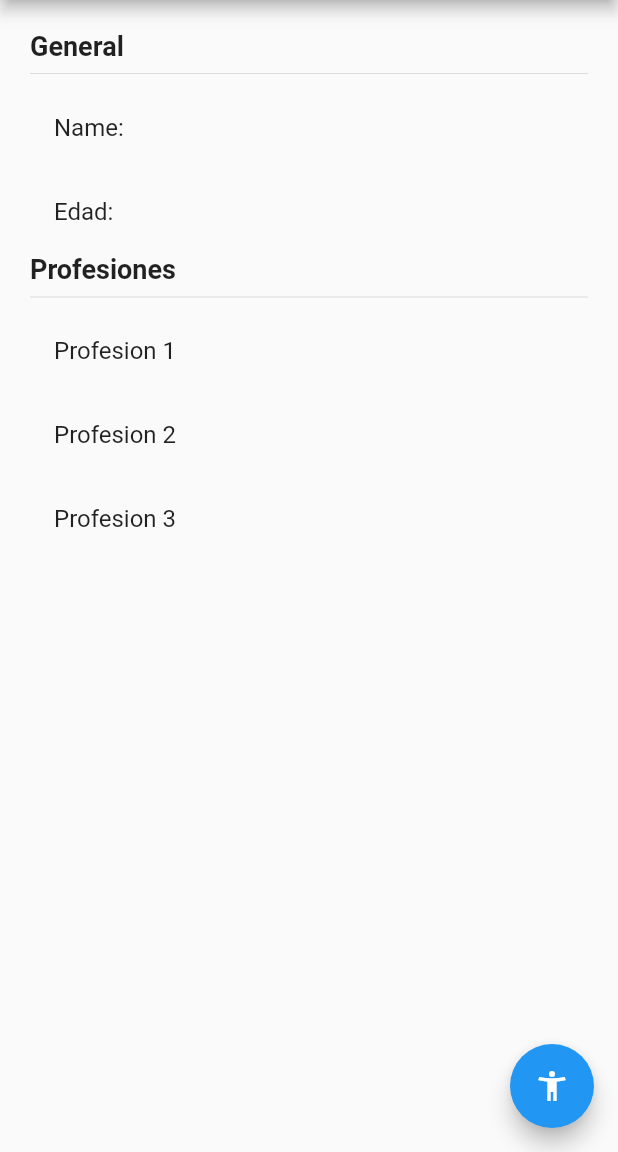
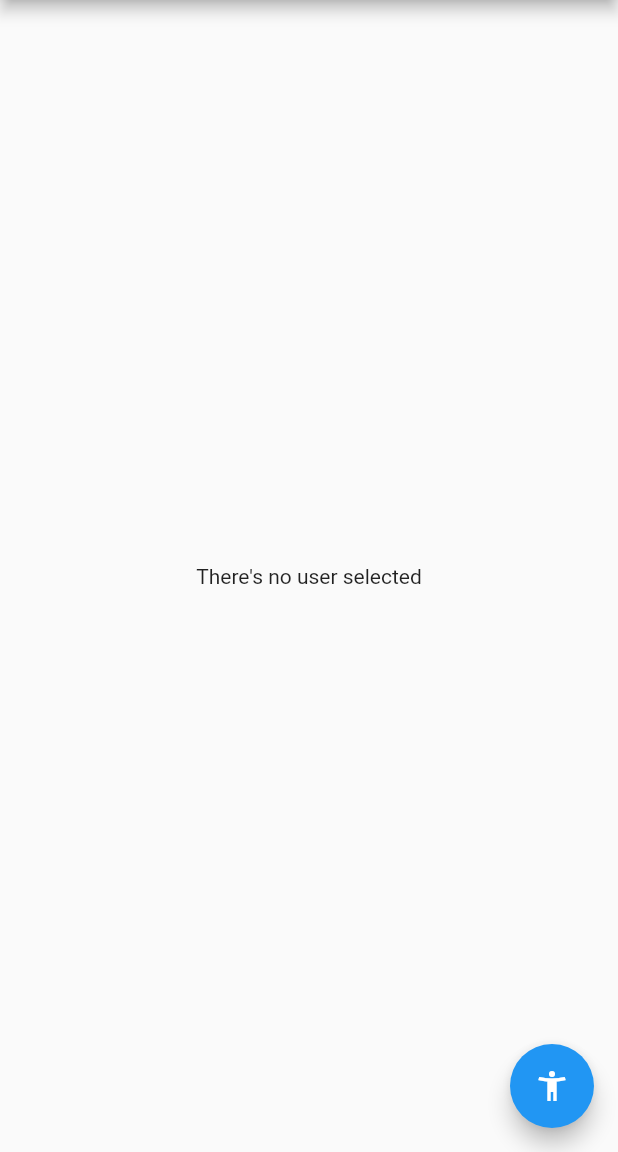
Before and after one commit to JensLam12/states_app, a Flutter app: the screen it shows after launch, on a phone screen of 412 x 824 dp, the part 84-1236 px from its top. Run offline on Flutter 3.47's test engine with Material 2 defaults, Android fonts, the phone set to English and light mode, and no system bars; our stand-ins replace get.

Commit message:
Added a few changes of getX

```diff
--- /dev/null
+++ b/lib/controllers/user_controller.dart
@@ -0,0 +1,31 @@
+import 'package:get/get.dart';
+import 'package:states_app/models/user.dart';
+
+class UserController extends GetxController{
+  var existsUser = false.obs;
+  var user = User().obs;
+
+  int get professionsQuantity {
+    return user.value.professions.length;
+  }
+
+  void loadUser( User user) {
+    existsUser.value = true;
+    this.user.value = user;
+  }
+
+  void updateAge(int age) {
+    user.update((val) {
+      val!.age = age;
+    });
+  }
+
+  void addProfession( String profession) {
+    user.update((val) {
+      val!.professions = [
+        ...val!.professions,
+        profession
+      ];
+    });
+  }
+}
--- a/lib/main.dart
+++ b/lib/main.dart
@@ -1,4 +1,5 @@
 import 'package:flutter/material.dart';
+import 'package:get/get.dart';
 import 'package:states_app/screens/screen1.dart';
 import 'package:states_app/screens/screen2.dart';
 
@@ -9,14 +10,18 @@ class MyApp extends StatelessWidget {
 
   @override
   Widget build(BuildContext context) {
-    return MaterialApp(
+    return GetMaterialApp(
       debugShowCheckedModeBanner: false,
       title: 'Material App',
       initialRoute: 'screen1',
-      routes: {
-        'screen1': (_) => const Screen1(),
-        'screen2': (_) => const Screen2(),
-      },
+      // routes: {
+      //   'screen1': (_) => const Screen1(),
+      //   'screen2': (_) => const Screen2(),
+      // },
+      getPages: [
+        GetPage(name: '/screen1', page:() => const Screen1() ),
+        GetPage(name: '/screen2', page:() => const Screen2() )
+      ],
     );
   }
 }
--- a/lib/models/user.dart
+++ b/lib/models/user.dart
@@ -1,11 +1,11 @@
 class User {
-  String name;
-  int age;
+  String? name;
+  int? age;
   List<String> professions;
 
   User({
-    required this.name,
-    required this.age,
-    required this.professions
+    this.name,
+    this.age,
+    this.professions = const[]
   });
 }
--- a/lib/screens/screen1.dart
+++ b/lib/screens/screen1.dart
@@ -1,26 +1,48 @@
 import 'package:flutter/material.dart';
+import 'package:get/get.dart';
+import 'package:states_app/controllers/user_controller.dart';
+import 'package:states_app/screens/screen2.dart';
+
+import '../models/user.dart';
 
 class Screen1 extends StatelessWidget {
   const Screen1({super.key});
 
   @override
   Widget build(BuildContext context) {
+
+    final userCtrl = Get.put( UserController() );
+
     return Scaffold(
       appBar: AppBar(
         title: const Text('Screen 1'),
       ),
-      body: userInfo(),
+      body: Obx( () => userCtrl.existsUser.value ? userInfo( user: userCtrl.user.value ) : const NoInfo() ),
       floatingActionButton: FloatingActionButton(
         child: const Icon( Icons.accessibility_new),
-        onPressed: () => Navigator.pushNamed(context, 'screen2'),
+        onPressed: () => Get.toNamed( 'screen2' ),
       ),
     );
   }
 }
 
+class NoInfo extends StatelessWidget {
+  const NoInfo({super.key});
+
+  @override
+  Widget build(BuildContext context) {
+    return const Center(
+      child: Text("There's no user selected"),
+    );
+  }
+}
+
 class userInfo extends StatelessWidget {
+
+  final User user;
   const userInfo({
     Key? key,
+    required this.user,
   }) : super(key: key);
 
   @override
@@ -31,17 +53,17 @@ class userInfo extends StatelessWidget {
       padding: const EdgeInsets.all(20.0),
       child: Column(
         crossAxisAlignment: CrossAxisAlignment.start,
-        children: const [
-          Text('General', style: TextStyle(fontSize: 18, fontWeight: FontWeight.bold ) ),
-          Divider(),
-          ListTile( title: Text('Name: ') ),
-          ListTile( title: Text('Edad: ') ),
+        children: [
+          const Text('General', style: TextStyle(fontSize: 18, fontWeight: FontWeight.bold ) ),
+          const Divider(),
+          ListTile( title: Text('Name: ${user.name}') ),
+          ListTile( title: Text('Edad: ${user.age}') ),
 
-          Text('Profesiones', style: TextStyle(fontSize: 18, fontWeight: FontWeight.bold ) ),
-          Divider(),
-          ListTile( title: Text('Profesion 1') ),
-          ListTile( title: Text('Profesion 2') ),
-          ListTile( title: Text('Profesion 3') ),
+          const Text('Profesiones', style: TextStyle(fontSize: 18, fontWeight: FontWeight.bold ) ),
+          const Divider(),
+          ...user.professions!.map(
+            (profession) => ListTile( title: Text(profession) )
+          ).toList()
         ],
       ),
     );
--- a/pubspec.yaml
+++ b/pubspec.yaml
@@ -36,6 +36,7 @@ dependencies:
   # The following adds the Cupertino Icons font to your application.
   # Use with the CupertinoIcons class for iOS style icons.
   cupertino_icons: ^1.0.2
+  get: ^4.6.5
 
 dev_dependencies:
   flutter_test:
```
Also changed, not shown: lib/screens/screen2.dart (+24 -3 lines), pubspec.lock.
